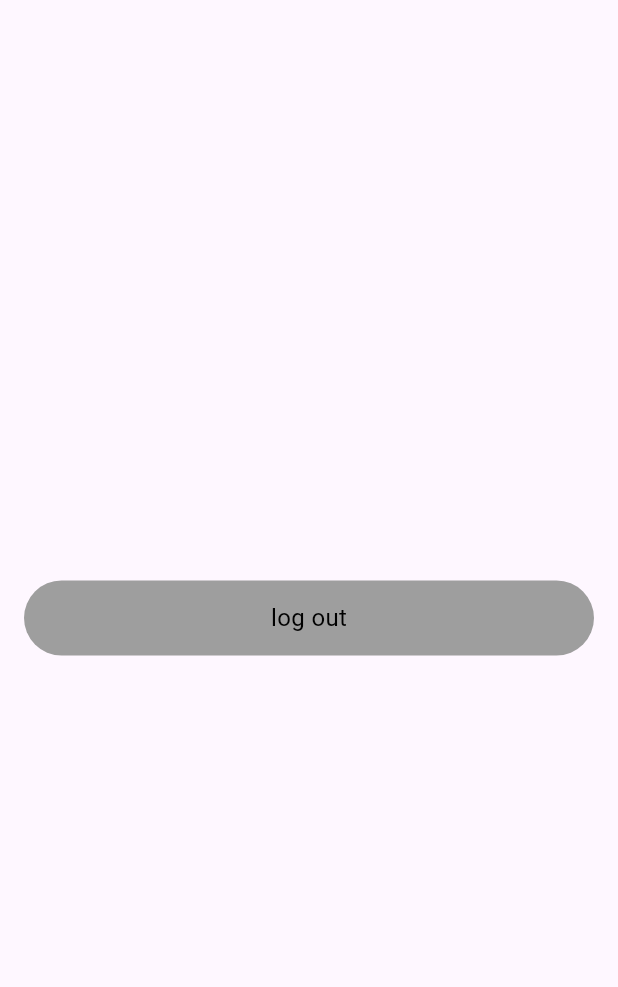
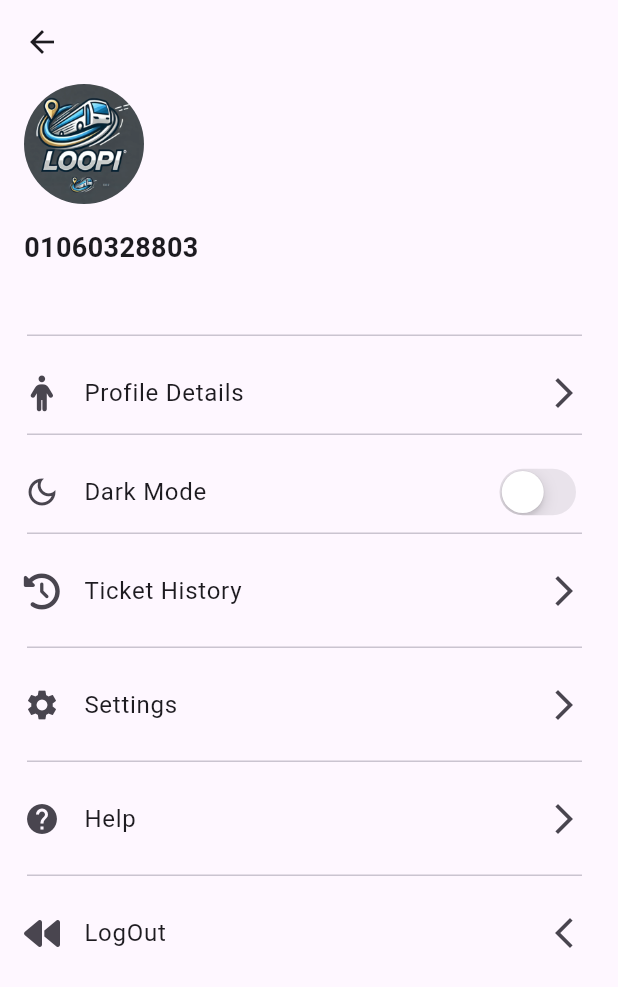
Before and after one commit to HossamAhmed954074/loopi, a Flutter app: the ProfileScreen screen opened by its route, on a phone screen of 412 x 824 dp. Shown: the top 987 px of the screen. Run offline on Flutter 3.47's test engine with Material 3 defaults, Android fonts, the phone set to English and light mode, and no system bars; our stand-ins replace bloc, firebase_auth, firebase_core, flutter_bloc, font_awesome_flutter, geolocator and 3 more; accounts and stored records are empty.

Commit message:
crate profile screen and create dark mode in app using cubit

```diff
--- /dev/null
+++ b/lib/cubits/app_theme_color/app_theme_cubit.dart
@@ -0,0 +1,13 @@
+import 'package:bloc/bloc.dart';
+import 'package:meta/meta.dart';
+
+part 'app_theme_state.dart';
+
+class AppThemeCubit extends Cubit<AppThemeState> {
+  AppThemeCubit() : super(AppThemeLight());
+  bool isTheme= false;
+  void changeTheme(bool changeTheme){
+    isTheme = !isTheme;
+    emit(AppThemeDark());
+  }
+}
--- /dev/null
+++ b/lib/cubits/app_theme_color/app_theme_state.dart
@@ -0,0 +1,7 @@
+part of 'app_theme_cubit.dart';
+
+@immutable
+sealed class AppThemeState {}
+
+final class AppThemeLight extends AppThemeState {}
+final class AppThemeDark extends AppThemeState {}
--- a/lib/cubits/login_register_cubit/login_register_cubit.dart
+++ b/lib/cubits/login_register_cubit/login_register_cubit.dart
@@ -9,10 +9,14 @@ class LoginRegisterCubit extends Cubit<LoginRegisterState> {
   late String verificationId;
   FirebaseAuth auth = FirebaseAuth.instance;
 
+  String? email;
+  String? phone;
+
   Future<void> registerUser({
     required String email,
     required String password,
   }) async {
+
     emit(LoginRegisterLoading());
     try {
       final _ = await auth.createUserWithEmailAndPassword(
@@ -37,7 +41,9 @@ class LoginRegisterCubit extends Cubit<LoginRegisterState> {
     required String email,
     required String password,
   }) async {
+
     emit(LoginRegisterLoading());
+    this.email = email;
     try {
       final _ = await auth.signInWithEmailAndPassword(
         email: email,
@@ -57,7 +63,9 @@ class LoginRegisterCubit extends Cubit<LoginRegisterState> {
 
   Future<void> submitedPhoneNumber(String phoneNumber) async {
     emit(LoginRegisterLoading());
+
     await FirebaseAuth.instance.verifyPhoneNumber(
+
       phoneNumber: '+2$phoneNumber',
       timeout: const Duration(minutes: 2),
       verificationCompleted: verificationCompleted,
@@ -65,6 +73,7 @@ class LoginRegisterCubit extends Cubit<LoginRegisterState> {
       codeSent: codeSent,
       codeAutoRetrievalTimeout: codeAutoRetrievalTimeout,
     );
+    phone = phoneNumber;
   }
 
   void verificationCompleted(PhoneAuthCredential credential) async {
--- a/lib/main.dart
+++ b/lib/main.dart
@@ -18,18 +18,20 @@ import 'package:flutter/material.dart';
 import 'package:flutter_bloc/flutter_bloc.dart';
 
 import 'constants/routs_constants.dart';
+import 'cubits/app_theme_color/app_theme_cubit.dart';
+
 late String initialRoute;
+
 main() async {
-
   WidgetsFlutterBinding.ensureInitialized();
   await Firebase.initializeApp(options: DefaultFirebaseOptions.currentPlatform);
   FirebaseAuth.instance.authStateChanges().listen((user) {
-    if(user == null){
+    if (user == null) {
       initialRoute = getStartedScreen;
-    }else{
+    } else {
       initialRoute = homeScreen;
     }
-  },);
+  });
   runApp(const LoopiApp());
 }
 
@@ -38,14 +40,19 @@ class LoopiApp extends StatelessWidget {
 
   @override
   Widget build(BuildContext context) {
-
     return MultiBlocProvider(
       providers: [
         BlocProvider(create: (context) => LoginRegisterCubit()),
         BlocProvider(create: (context) => BottomNavigationBarCubit()),
         BlocProvider(create: (context) => MapCubit()),
+        BlocProvider(create: (context) => AppThemeCubit()),
       ],
-      child: MaterialApp(
+      child: BlocBuilder<AppThemeCubit, AppThemeState>(
+        builder: (context, state) {
+          return MaterialApp(
+            theme: BlocProvider
+                .of<AppThemeCubit>(context)
+                .isTheme ? ThemeData.dark() : ThemeData.light(),
             debugShowCheckedModeBanner: false,
             routes: {
               splashScreen: (context) => SplashScreen(),
@@ -60,6 +67,8 @@ class LoopiApp extends StatelessWidget {
               mapScreen: (context) => MapScreen(),
             },
             initialRoute: initialRoute,
+          );
+        },
       ),
     );
   }
--- a/lib/views/profile_screen/screens/profile_screen.dart
+++ b/lib/views/profile_screen/screens/profile_screen.dart
@@ -1,27 +1,125 @@
 import 'package:final_project/constants/routs_constants.dart';
+import 'package:final_project/cubits/app_theme_color/app_theme_cubit.dart';
 import 'package:final_project/cubits/login_register_cubit/login_register_cubit.dart';
+import 'package:flutter/cupertino.dart';
 import 'package:flutter/material.dart';
 import 'package:flutter_bloc/flutter_bloc.dart';
-
-import '../../login_register_screens/widgets/button_custom_widget.dart';
+import 'package:font_awesome_flutter/font_awesome_flutter.dart';
+import '../widgets/divider_custom_widget.dart';
+import '../widgets/list_item_custom_button.dart';
 
 class ProfileScreen extends StatelessWidget {
-   ProfileScreen({super.key});
-final LoginRegisterCubit loginRegisterCubit = LoginRegisterCubit();
+  ProfileScreen({super.key});
+
+  final LoginRegisterCubit loginRegisterCubit = LoginRegisterCubit();
+
   @override
   Widget build(BuildContext context) {
     return BlocProvider(
       create: (context) => loginRegisterCubit,
       child: Scaffold(
-        body: Center(
-          child: ButtonCustom(
-            textColor: Colors.black,
-            buttonColor: Colors.grey,
-            buttonTitle: 'log out',
-            onTap: () async{
-              await loginRegisterCubit.logOut();
-              Navigator.pushReplacementNamed(context,getStartedScreen);
-            },
+        appBar: AppBar(),
+        body: SingleChildScrollView(
+          physics: BouncingScrollPhysics(),
+          child: Column(
+            crossAxisAlignment: CrossAxisAlignment.start,
+            children: [
+              Container(
+                margin: EdgeInsets.symmetric(horizontal: 16),
+                width: 80,
+                height: 80,
+                child: ClipOval(
+                  child: SizedBox.fromSize(
+                    size: Size.fromRadius(48), // Image radius
+                    child: Image.asset(
+                      'assets/images/loopi_logo.png',
+                      fit: BoxFit.cover,
+                    ),
+                  ),
+                ),
+              ),
+              Padding(
+                padding: const EdgeInsets.symmetric(horizontal: 16, vertical: 16),
+                child: Text(
+                  '01060328803',
+                  style: TextStyle(fontSize: 18, fontWeight: FontWeight.bold),
+                ),
+              ),
+              const SizedBox(height: 30),
+              DividerCustomWidget(),
+              const SizedBox(height: 10),
+              ListItemButton(
+                leadingIcon: FontAwesomeIcons.person,
+                title: 'Profile Details',
+                trailing: Icon(Icons.arrow_forward_ios),
+
+                onTap: () {
+
+                },
+              ),
+              DividerCustomWidget(),
+              const SizedBox(height: 10),
+              ListItemButton(
+                leadingIcon: Icons.dark_mode_outlined,
+                title: 'Dark Mode',
+                trailing: CupertinoSwitch(
+                  value: BlocProvider.of<AppThemeCubit>(context).isTheme,
+                  onChanged:(val) => BlocProvider.of<AppThemeCubit>(context).changeTheme(val),
+                ),
+
+                onTap: () {
+
+                },
+              ),
+              DividerCustomWidget(),
+              const SizedBox(height: 10),
+              ListItemButton(
+                leadingIcon: FontAwesomeIcons.history,
+                title: 'Ticket History',
+                trailing: Icon(Icons.arrow_forward_ios),
+
+                onTap: () {
+
+                },
+              ),
+              const SizedBox(height: 10),
+              DividerCustomWidget(),
+              const SizedBox(height: 10),
+              ListItemButton(
+                leadingIcon: Icons.settings,
+                title: 'Settings',
+                trailing: Icon(Icons.arrow_forward_ios),
+
+                onTap: () {
+
+                },
+              ),
+              const SizedBox(height: 10),
+              DividerCustomWidget(),
+              const SizedBox(height: 10),
+              ListItemButton(
+                leadingIcon: Icons.help,
+                title: 'Help',
+                trailing: Icon(Icons.arrow_forward_ios),
+
+                onTap: () {
+                },
+              ),
+              const SizedBox(height: 10),
+              DividerCustomWidget(),
+              const SizedBox(height: 10),
+              ListItemButton(
+                leadingIcon: FontAwesomeIcons.backward,
+                title: 'LogOut',
+                trailing: Icon(Icons.arrow_back_ios_new),
+
+                onTap: () async{
+                  await loginRegisterCubit.logOut();
+                  Navigator.pushReplacementNamed(context, getStartedScreen);
+                },
+              ),
+
+            ],
           ),
         ),
       ),
--- /dev/null
+++ b/lib/views/profile_screen/widgets/divider_custom_widget.dart
@@ -0,0 +1,10 @@
+import 'package:flutter/material.dart';
+
+class DividerCustomWidget extends StatelessWidget {
+  const DividerCustomWidget({super.key});
+
+  @override
+  Widget build(BuildContext context) {
+    return Divider(height: 0, thickness: 1, indent: 18, endIndent: 24);
+  }
+}
--- /dev/null
+++ b/lib/views/profile_screen/widgets/list_item_custom_button.dart
@@ -0,0 +1,29 @@
+
+import 'package:flutter/material.dart';
+
+class ListItemButton extends StatelessWidget {
+  const ListItemButton({
+    super.key,
+    required this.leadingIcon,
+    required this.title,
+    required this.trailing,
+    required this.onTap,
+
+  });
+
+  final IconData leadingIcon;
+  final String title;
+  final Widget trailing;
+  final Function() onTap;
+
+
+  @override
+  Widget build(BuildContext context) {
+    return ListTile(
+      leading: Icon(leadingIcon),
+      onTap: onTap,
+      title: Text(title),
+      trailing: trailing,
+    );
+  }
+}
--- a/pubspec.yaml
+++ b/pubspec.yaml
@@ -42,6 +42,8 @@ dependencies:
   pin_code_fields: ^8.0.1
   google_maps_flutter: ^2.12.1
   geolocator: ^14.0.0
+  material_floating_search_bar_2: ^0.5.0
+  font_awesome_flutter: ^10.8.0
 
 dev_dependencies:
   firebase_core_platform_interface: 5.4.0
```
Also changed, not shown: pubspec.lock. Lines whose indentation alone changed are shown as unchanged.
